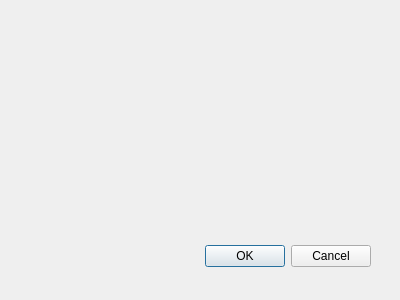
Before: the Qt Designer form extension_de_nolvides_dialog_base.ui in nolvidesmandomboy/Mon_Extension_QGIS, drawn with Qt 5.
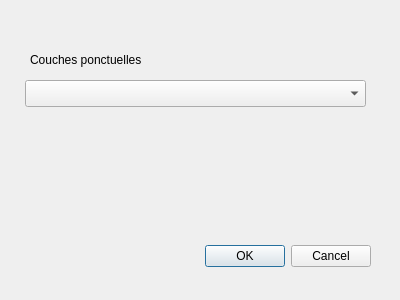
After: the same form once the commit is applied.

Diff of the .ui file:
```diff
--- a/extension_de_nolvides_dialog_base.ui
+++ b/extension_de_nolvides_dialog_base.ui
@@ -28,6 +28,29 @@
     <set>QDialogButtonBox::Cancel|QDialogButtonBox::Ok</set>
    </property>
   </widget>
+  <widget class="QComboBox" name="comboBox">
+   <property name="geometry">
+    <rect>
+     <x>25</x>
+     <y>80</y>
+     <width>341</width>
+     <height>27</height>
+    </rect>
+   </property>
+  </widget>
+  <widget class="QLabel" name="label">
+   <property name="geometry">
+    <rect>
+     <x>30</x>
+     <y>50</y>
+     <width>141</width>
+     <height>19</height>
+    </rect>
+   </property>
+   <property name="text">
+    <string>Couches ponctuelles </string>
+   </property>
+  </widget>
  </widget>
  <resources/>
  <connections>
```
Left out of the diff: 41 changed lines with no effect on the pictures.
